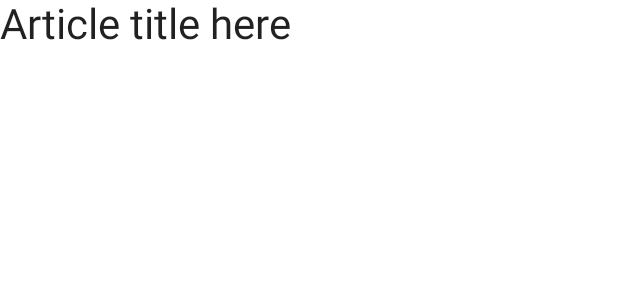
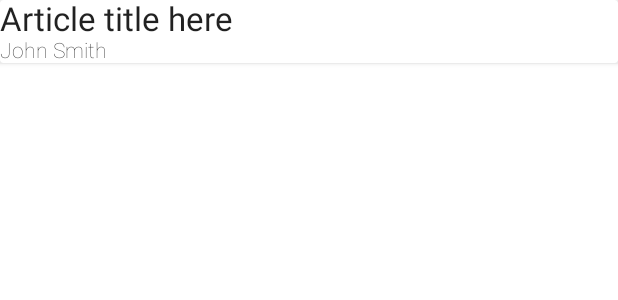
Before and after one commit to welshk91/Pheme, an Android app: the layout article_item.xml on its own in the app's theme, with its tools: preview values and no code run, on a phone screen of 412 x 824 dp. Shown: the top 300 px of the screen. Run offline under Robolectric (Android 15) with nearby library versions, the phone set to English and light mode, and no system bars.

Commit message:
Added authors to item layout

```diff
--- a/app/src/main/res/layout/article_item.xml
+++ b/app/src/main/res/layout/article_item.xml
@@ -1,6 +1,11 @@
 <?xml version="1.0" encoding="utf-8"?>
-<RelativeLayout xmlns:android="http://schemas.android.com/apk/res/android"
+<androidx.cardview.widget.CardView xmlns:android="http://schemas.android.com/apk/res/android"
     xmlns:tools="http://schemas.android.com/tools"
+    xmlns:app="http://schemas.android.com/apk/res-auto"
+    android:layout_width="match_parent"
+    android:layout_height="wrap_content">
+
+    <androidx.constraintlayout.widget.ConstraintLayout
         android:layout_width="match_parent"
         android:layout_height="wrap_content">
 
@@ -9,8 +14,17 @@
             style="@style/DashboardArticleTitle"
             android:layout_width="wrap_content"
             android:layout_height="wrap_content"
-        android:layout_centerVertical="true"
-        android:clickable="true"
-        android:focusable="true"
+            app:layout_constraintStart_toStartOf="parent"
+            app:layout_constraintBottom_toTopOf="@id/author"
             tools:text="Article title here" />
-</RelativeLayout>
+
+        <TextView
+            android:id="@+id/author"
+            style="@style/DashboardArticleAuthor"
+            android:layout_width="wrap_content"
+            android:layout_height="wrap_content"
+            app:layout_constraintStart_toStartOf="parent"
+            app:layout_constraintBottom_toBottomOf="parent"
+            tools:text="John Smith" />
+    </androidx.constraintlayout.widget.ConstraintLayout>
+</androidx.cardview.widget.CardView>
--- a/app/src/main/res/values/dimens.xml
+++ b/app/src/main/res/values/dimens.xml
@@ -3,5 +3,6 @@
     <dimen name="dashboardArticleMarginTopBottom">18dp</dimen>
     <dimen name="dashboardArticleMarginSide">8dp</dimen>
 
-    <dimen name="dashboardArticleTitle">28sp</dimen>
+    <dimen name="dashboardArticleTitle">22sp</dimen>
+    <dimen name="dashboardArticleAuthor">14sp</dimen>
 </resources>
--- a/app/src/main/res/values/styles.xml
+++ b/app/src/main/res/values/styles.xml
@@ -17,4 +17,10 @@
         <item name="android:includeFontPadding">false</item>
     </style>
 
+    <style name="DashboardArticleAuthor" parent="TextAppearance.AppCompat">
+        <item name="android:textSize">@dimen/dashboardArticleAuthor</item>
+        <item name="fontFamily">sans-serif-thin</item>
+        <item name="android:includeFontPadding">false</item>
+    </style>
+
 </resources>
```
Also changed, not shown: app/src/main/java/com/welshk/pheme/app/DashboardAdapter.kt (+6 -2 lines), app/src/main/java/com/welshk/pheme/model/Article.kt (+4 -4 lines). Lines whose indentation alone changed are shown as unchanged.
